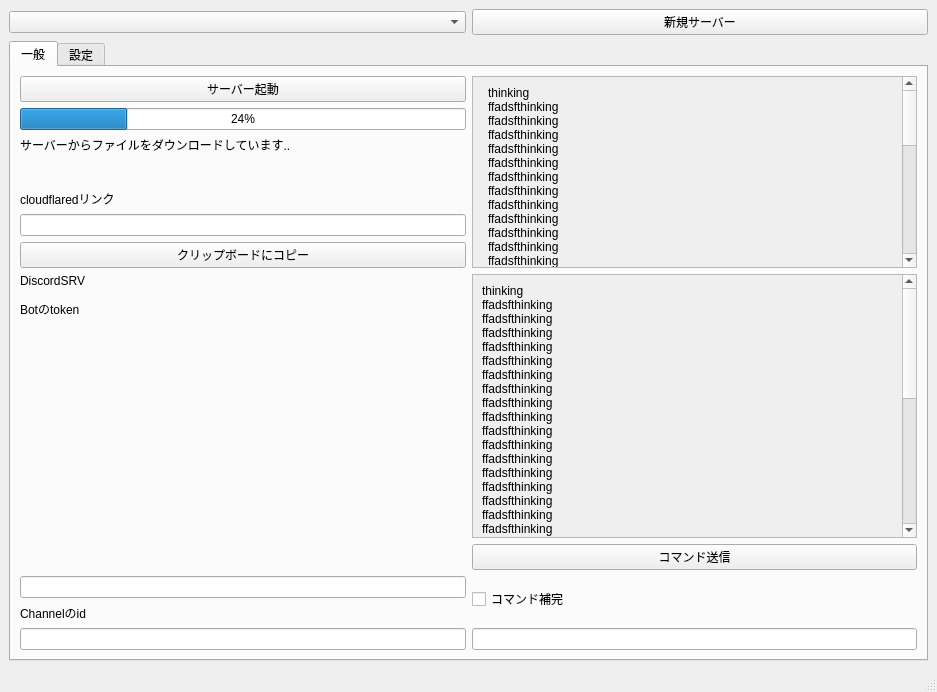
Before: the Qt Designer form mainwindow.ui in forestfamily4/mslauncher, drawn with Qt 5.
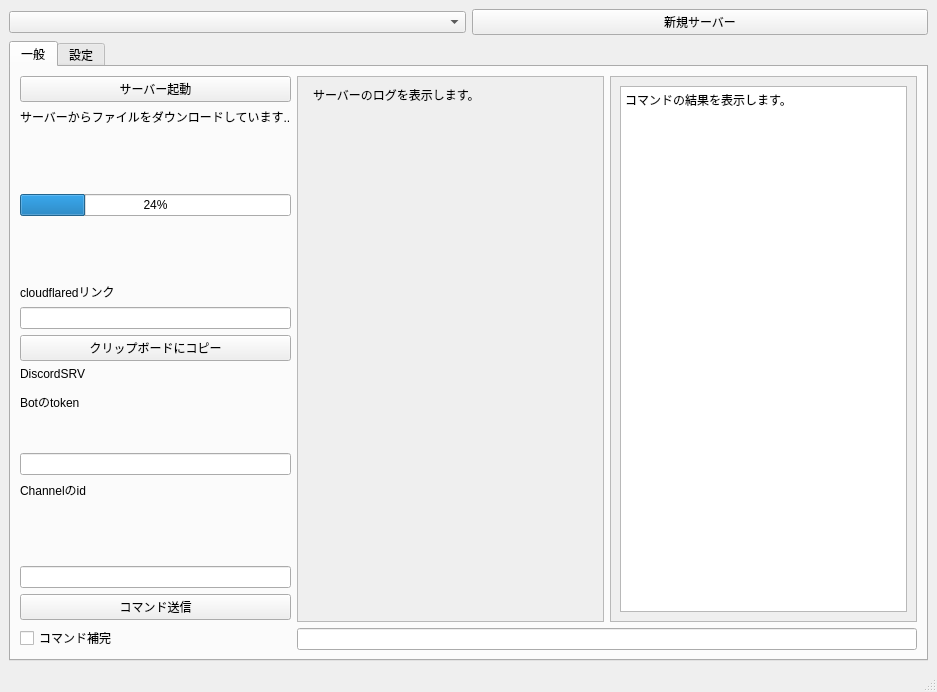
After: the same form once the commit is applied. Icons and pictures are not drawn.

```diff
--- a/mainwindow.ui
+++ b/mainwindow.ui
@@ -38,54 +38,17 @@
        <attribute name="title">
         <string>一般</string>
        </attribute>
-       <layout class="QGridLayout" name="gridLayout_3">
-        <item row="10" column="2">
-         <widget class="QLineEdit" name="lineEdit_Command"/>
-        </item>
-        <item row="10" column="0">
-         <widget class="QLineEdit" name="lineEdit_DiscordChannelId"/>
-        </item>
-        <item row="9" column="0">
-         <widget class="QLabel" name="label_6">
-          <property name="text">
-           <string>&lt;html&gt;&lt;head/&gt;&lt;body&gt;&lt;p&gt;Channelのid&lt;/p&gt;&lt;/body&gt;&lt;/html&gt;</string>
-          </property>
-          <property name="textFormat">
-           <enum>Qt::AutoText</enum>
-          </property>
-          <property name="alignment">
-           <set>Qt::AlignLeading|Qt::AlignLeft|Qt::AlignTop</set>
-          </property>
-          <property name="indent">
-           <number>-1</number>
-          </property>
-         </widget>
-        </item>
-        <item row="4" column="0">
-         <widget class="QLineEdit" name="lineEdit_3"/>
-        </item>
-        <item row="7" column="2">
-         <widget class="QPushButton" name="pushButton_Command">
-          <property name="text">
-           <string>コマンド送信</string>
-          </property>
-         </widget>
-        </item>
+       <layout class="QFormLayout" name="formLayout_3">
         <item row="0" column="0">
+         <layout class="QVBoxLayout" name="verticalLayout">
+          <item>
          <widget class="QPushButton" name="LaunchServerButton">
           <property name="text">
            <string>サーバー起動</string>
           </property>
          </widget>
         </item>
-        <item row="8" column="2" rowspan="2">
-         <widget class="QCheckBox" name="checkBox_GuessCommand">
-          <property name="text">
-           <string>コマンド補完</string>
-          </property>
-         </widget>
-        </item>
-        <item row="2" column="0">
+          <item>
          <widget class="QLabel" name="label_2">
           <property name="text">
            <string>サーバーからファイルをダウンロードしています..</string>
@@ -95,7 +58,14 @@
           </property>
          </widget>
         </item>
-        <item row="3" column="0">
+          <item>
+           <widget class="QProgressBar" name="progressBar">
+            <property name="value">
+             <number>24</number>
+            </property>
+           </widget>
+          </item>
+          <item>
          <widget class="QLabel" name="label_3">
           <property name="text">
            <string>cloudflaredリンク</string>
@@ -105,40 +75,78 @@
           </property>
          </widget>
         </item>
-        <item row="8" column="0">
-         <widget class="QLineEdit" name="lineEdit_DiscordBotToken"/>
-        </item>
-        <item row="6" column="0">
-         <widget class="QLabel" name="label_4">
-          <property name="text">
-           <string>&lt;html&gt;&lt;head/&gt;&lt;body&gt;&lt;p&gt;DiscordSRV&lt;/p&gt;&lt;p&gt;Botのtoken&lt;br/&gt;&lt;/p&gt;&lt;/body&gt;&lt;/html&gt;</string>
-          </property>
-          <property name="textFormat">
-           <enum>Qt::AutoText</enum>
-          </property>
-          <property name="alignment">
-           <set>Qt::AlignLeading|Qt::AlignLeft|Qt::AlignTop</set>
-          </property>
-          <property name="indent">
-           <number>-1</number>
-          </property>
-         </widget>
-        </item>
-        <item row="5" column="0">
+          <item>
+           <widget class="QLineEdit" name="lineEdit_3"/>
+          </item>
+          <item>
          <widget class="QPushButton" name="pushButton_ClipBoard">
           <property name="text">
            <string>クリップボードにコピー</string>
           </property>
          </widget>
         </item>
+          <item>
+           <widget class="QLabel" name="label_4">
+            <property name="text">
+             <string>&lt;html&gt;&lt;head/&gt;&lt;body&gt;&lt;p&gt;DiscordSRV&lt;/p&gt;&lt;p&gt;Botのtoken&lt;br/&gt;&lt;/p&gt;&lt;/body&gt;&lt;/html&gt;</string>
+            </property>
+            <property name="textFormat">
+             <enum>Qt::AutoText</enum>
+            </property>
+            <property name="alignment">
+             <set>Qt::AlignLeading|Qt::AlignLeft|Qt::AlignTop</set>
+            </property>
+            <property name="indent">
+             <number>-1</number>
+            </property>
+           </widget>
+          </item>
+          <item>
+           <widget class="QLineEdit" name="lineEdit_DiscordBotToken"/>
+          </item>
+          <item>
+           <widget class="QLabel" name="label_6">
+            <property name="text">
+             <string>&lt;html&gt;&lt;head/&gt;&lt;body&gt;&lt;p&gt;Channelのid&lt;/p&gt;&lt;/body&gt;&lt;/html&gt;</string>
+            </property>
+            <property name="textFormat">
+             <enum>Qt::AutoText</enum>
+            </property>
+            <property name="alignment">
+             <set>Qt::AlignLeading|Qt::AlignLeft|Qt::AlignTop</set>
+            </property>
+            <property name="indent">
+             <number>-1</number>
+            </property>
+           </widget>
+          </item>
+          <item>
+           <widget class="QLineEdit" name="lineEdit_DiscordChannelId"/>
+          </item>
+          <item>
+           <widget class="QPushButton" name="pushButton_Command">
+            <property name="text">
+             <string>コマンド送信</string>
+            </property>
+           </widget>
+          </item>
+          <item>
+           <widget class="QCheckBox" name="checkBox_GuessCommand">
+            <property name="text">
+             <string>コマンド補完</string>
+            </property>
+           </widget>
+          </item>
+         </layout>
+        </item>
+        <item row="0" column="1">
+         <layout class="QGridLayout" name="gridLayout_3">
         <item row="1" column="0">
-         <widget class="QProgressBar" name="progressBar">
-          <property name="value">
-           <number>24</number>
-          </property>
-         </widget>
-        </item>
-        <item row="0" column="2" rowspan="6">
+           <widget class="QLineEdit" name="lineEdit_Command"/>
+          </item>
+          <item row="0" column="0">
+           <layout class="QGridLayout" name="gridLayout_2">
+            <item row="0" column="0">
          <widget class="QScrollArea" name="scrollArea">
           <property name="widgetResizable">
            <bool>true</bool>
@@ -148,18 +156,18 @@
             <rect>
              <x>0</x>
              <y>0</y>
-             <width>417</width>
-             <height>801</height>
+                 <width>308</width>
+                 <height>515</height>
             </rect>
            </property>
            <layout class="QFormLayout" name="formLayout">
-            <item row="0" column="1">
+                <item row="1" column="1">
              <widget class="QLabel" name="label_CommandLine">
               <property name="midLineWidth">
                <number>-2</number>
               </property>
               <property name="text">
-               <string>&lt;html&gt;&lt;head/&gt;&lt;body&gt;&lt;p&gt;thinking&lt;br/&gt;ffadsfthinking&lt;br/&gt;ffadsfthinking&lt;br/&gt;ffadsfthinking&lt;br/&gt;ffadsfthinking&lt;br/&gt;ffadsfthinking&lt;br/&gt;ffadsfthinking&lt;br/&gt;ffadsfthinking&lt;br/&gt;ffadsfthinking&lt;br/&gt;ffadsfthinking&lt;br/&gt;ffadsfthinking&lt;br/&gt;ffadsfthinking&lt;br/&gt;ffadsfthinking&lt;br/&gt;ffadsfthinking&lt;br/&gt;ffadsfthinking&lt;br/&gt;ffadsfthinking&lt;br/&gt;ffadsfthinking&lt;br/&gt;ffadsfthinking&lt;br/&gt;ffadsfthinking&lt;br/&gt;ffadsfthinking&lt;br/&gt;ffadsfthinking&lt;br/&gt;ffadsfthinking&lt;br/&gt;ffadsfthinking&lt;br/&gt;ffadsfthinking&lt;br/&gt;ffadsfthinking&lt;br/&gt;ffadsfthinking&lt;br/&gt;ffadsfthinking&lt;br/&gt;ffadsfthinking&lt;br/&gt;ffadsfthinking&lt;br/&gt;ffadsfthinking&lt;br/&gt;ffadsfthinking&lt;br/&gt;ffadsfthinking&lt;br/&gt;ffadsfthinking&lt;br/&gt;ffadsfthinking&lt;br/&gt;ffadsfthinking&lt;br/&gt;ffadsfthinking&lt;br/&gt;ffadsfv&lt;/p&gt;&lt;/body&gt;&lt;/html&gt;P</string>
+                   <string>&lt;html&gt;&lt;head/&gt;&lt;body&gt;&lt;p&gt;サーバーのログを表示します。&lt;/p&gt;&lt;/body&gt;&lt;/html&gt;</string>
               </property>
               <property name="alignment">
                <set>Qt::AlignBottom|Qt::AlignLeading|Qt::AlignLeft</set>
@@ -170,8 +178,26 @@
           </widget>
          </widget>
         </item>
-        <item row="6" column="2">
+            <item row="0" column="1">
          <widget class="QScrollArea" name="scrollArea_2">
+              <property name="sizePolicy">
+               <sizepolicy hsizetype="Expanding" vsizetype="Expanding">
+                <horstretch>0</horstretch>
+                <verstretch>0</verstretch>
+               </sizepolicy>
+              </property>
+              <property name="maximumSize">
+               <size>
+                <width>16777215</width>
+                <height>16777215</height>
+               </size>
+              </property>
+              <property name="verticalScrollBarPolicy">
+               <enum>Qt::ScrollBarAsNeeded</enum>
+              </property>
+              <property name="horizontalScrollBarPolicy">
+               <enum>Qt::ScrollBarAsNeeded</enum>
+              </property>
           <property name="widgetResizable">
            <bool>true</bool>
           </property>
@@ -180,27 +206,25 @@
             <rect>
              <x>0</x>
              <y>0</y>
-             <width>417</width>
-             <height>794</height>
+                 <width>307</width>
+                 <height>515</height>
             </rect>
            </property>
            <layout class="QFormLayout" name="formLayout_2">
-            <item row="0" column="0">
-             <widget class="QLabel" name="label_CommandLine_2">
-              <property name="midLineWidth">
-               <number>-2</number>
-              </property>
-              <property name="text">
-               <string>&lt;html&gt;&lt;head/&gt;&lt;body&gt;&lt;p&gt;thinking&lt;br/&gt;ffadsfthinking&lt;br/&gt;ffadsfthinking&lt;br/&gt;ffadsfthinking&lt;br/&gt;ffadsfthinking&lt;br/&gt;ffadsfthinking&lt;br/&gt;ffadsfthinking&lt;br/&gt;ffadsfthinking&lt;br/&gt;ffadsfthinking&lt;br/&gt;ffadsfthinking&lt;br/&gt;ffadsfthinking&lt;br/&gt;ffadsfthinking&lt;br/&gt;ffadsfthinking&lt;br/&gt;ffadsfthinking&lt;br/&gt;ffadsfthinking&lt;br/&gt;ffadsfthinking&lt;br/&gt;ffadsfthinking&lt;br/&gt;ffadsfthinking&lt;br/&gt;ffadsfthinking&lt;br/&gt;ffadsfthinking&lt;br/&gt;ffadsfthinking&lt;br/&gt;ffadsfthinking&lt;br/&gt;ffadsfthinking&lt;br/&gt;ffadsfthinking&lt;br/&gt;ffadsfthinking&lt;br/&gt;ffadsfthinking&lt;br/&gt;ffadsfthinking&lt;br/&gt;ffadsfthinking&lt;br/&gt;ffadsfthinking&lt;br/&gt;ffadsfthinking&lt;br/&gt;ffadsfthinking&lt;br/&gt;ffadsfthinking&lt;br/&gt;ffadsfthinking&lt;br/&gt;ffadsfthinking&lt;br/&gt;ffadsfthinking&lt;br/&gt;ffadsfthinking&lt;br/&gt;ffadsfv&lt;/p&gt;&lt;/body&gt;&lt;/html&gt;P</string>
-              </property>
-              <property name="alignment">
-               <set>Qt::AlignBottom|Qt::AlignLeading|Qt::AlignLeft</set>
-              </property>
+                <item row="0" column="0" colspan="2">
+                 <widget class="QPlainTextEdit" name="plainTextEdit_CommandResult">
+                  <property name="plainText">
+                   <string>コマンドの結果を表示します。</string>
+                  </property>
              </widget>
             </item>
            </layout>
           </widget>
          </widget>
+            </item>
+           </layout>
+          </item>
+         </layout>
         </item>
        </layout>
       </widget>
```
Left out of the diff: 6 changed lines with no effect on the pictures. Lines whose indentation alone changed are shown as unchanged.
